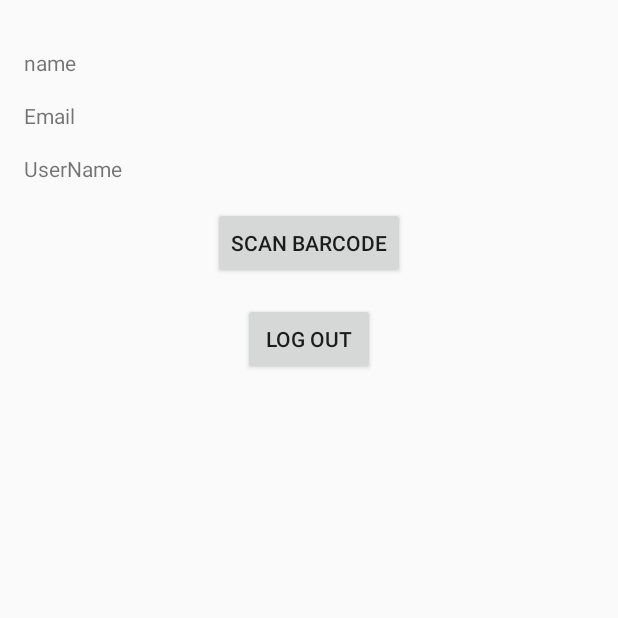
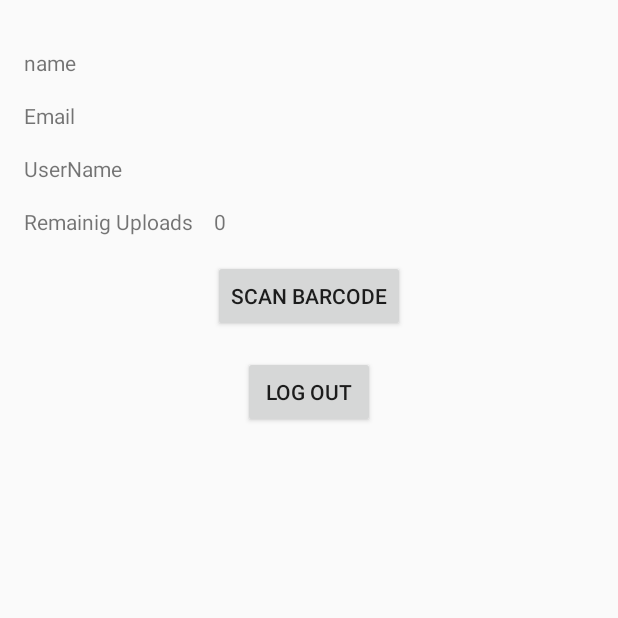
Before and after one commit to khowal/barcode, an Android app built with Jetpack Compose: the ProfileActivity3 screen opened directly, with no data from a screen before it, on a phone screen of 412 x 824 dp, the top half of it. Run offline under Robolectric (Android 15) with nearby library versions, the phone set to English and light mode, and no system bars.

Commit message:
image upload process after scanning the barcode with offline manage and count

```diff
--- a/app/build.gradle.kts
+++ b/app/build.gradle.kts
@@ -80,4 +80,9 @@ dependencies {
 
     // to make image circular and load online image url
     implementation ("io.coil-kt:coil:2.4.0")
+
+    implementation ("androidx.work:work-runtime-ktx:2.8.1")
+
+
+
 }
--- a/app/src/main/java/com/example/barcode/Screens/ProfileActivity2.kt
+++ b/app/src/main/java/com/example/barcode/Screens/ProfileActivity2.kt
@@ -5,7 +5,6 @@ import android.os.Bundle
 import android.widget.Button
 import android.widget.TextView
 import androidx.activity.enableEdgeToEdge
-import androidx.appcompat.app.AppCompatActivity
 import com.example.barcode.BaseActivity
 import com.example.barcode.R
 
--- a/app/src/main/java/com/example/barcode/Screens/ProfileActivity3.kt
+++ b/app/src/main/java/com/example/barcode/Screens/ProfileActivity3.kt
@@ -1,30 +1,63 @@
 package com.example.barcode.Screens
 
+import AppStrings
+import Commons.Companion.uploadData
 import MyDatabaseHelper
-import com.example.barcode.Storage.LocalStorage
 import android.annotation.SuppressLint
+import android.content.BroadcastReceiver
+import android.content.Context
 import android.content.Intent
+import android.content.IntentFilter
 import android.os.Bundle
+import android.util.Log
 import android.widget.Button
 import android.widget.TextView
 import androidx.activity.enableEdgeToEdge
+import androidx.localbroadcastmanager.content.LocalBroadcastManager
 import com.example.barcode.BaseActivity
 import com.example.barcode.MainActivity
 import com.example.barcode.R
+import com.example.barcode.Storage.LocalStorage
 
 class ProfileActivity3 : BaseActivity() {
 
     private lateinit var txtName: TextView
     private lateinit var txtEmail: TextView
     private lateinit var txtUserName: TextView
+    private lateinit var txtRemainingUploads: TextView
     private lateinit var btnLogOut: Button
     private lateinit var btnScanBarcode: Button
     var localStorage = LocalStorage()
+
+    var remainingUploads: String = ""
+
+    //
+    private lateinit var broadcastReceiver: BroadcastReceiver
 
 
     @SuppressLint("MissingSuperCall")
     override fun onBackPressed() {
 
+    }
+
+
+    fun updateRemainingCount() {
+        val dbHelper = MyDatabaseHelper(this)
+        remainingUploads = dbHelper.fetchRemainingUploads(false).size.toString()
+        txtRemainingUploads.text = remainingUploads
+    }
+
+
+    override fun onResume() {
+        super.onResume()
+        updateRemainingCount()
+        val intentFilter = IntentFilter(AppStrings.BROADCAST_UPDATE_UI)
+        LocalBroadcastManager.getInstance(this).registerReceiver(broadcastReceiver, intentFilter)
+    }
+
+    override fun onPause() {
+        super.onPause()
+        LocalBroadcastManager.getInstance(this).unregisterReceiver(broadcastReceiver)
     }
 
     override fun onCreate(savedInstanceState: Bundle?) {
@@ -39,10 +72,13 @@ class ProfileActivity3 : BaseActivity() {
         txtName = findViewById(R.id.txtName)
         txtEmail = findViewById(R.id.txtEmail)
         txtUserName = findViewById(R.id.txtUserName)
+        txtRemainingUploads = findViewById(R.id.txtRemainingUploads)
+        txtRemainingUploads.text = "0";
         btnLogOut = findViewById(R.id.btnLogOut)
         btnScanBarcode = findViewById(R.id.btnScanBarcode)
 
         var loginModel = localStorage.getLoginModel(this)
+
 
         loginModel?.let {
             txtName.text = it.data.name;
@@ -51,7 +87,6 @@ class ProfileActivity3 : BaseActivity() {
         }
 
         btnLogOut.setOnClickListener {
-
             // here we are clear data from SharedPreferences , local database and redirecting user to the main screen again
             val dbHelper = MyDatabaseHelper(this)
             dbHelper.clearTable()
@@ -66,6 +101,17 @@ class ProfileActivity3 : BaseActivity() {
             startActivity(intent)
         }
 
+        //
+
+        uploadData(this)
+
+        // Initialize the BroadcastReceiver
+        broadcastReceiver = object : BroadcastReceiver() {
+            override fun onReceive(context: Context?, intent: Intent?) {
+                updateRemainingCount()
+            }
+        }
+
     }
 
 
--- a/app/src/main/java/com/example/barcode/Screens/ScannerScreen.kt
+++ b/app/src/main/java/com/example/barcode/Screens/ScannerScreen.kt
@@ -167,7 +167,7 @@ class ScannerScreen : BaseActivity() {
     }
 
 
-    fun moveToDetailScreen(barcodeValue : String){
+    fun moveToDetailScreen(barcodeValue: String) {
         val intent = Intent(this, DataSubmitWithBarcode::class.java)
         intent.putExtra(AppStrings.INTENT_BARCODE, barcodeValue)
         someActivityResultLauncher.launch(intent)
--- a/app/src/main/java/com/example/barcode/Storage/MyDatabaseHelper.kt
+++ b/app/src/main/java/com/example/barcode/Storage/MyDatabaseHelper.kt
@@ -8,14 +8,14 @@ class MyDatabaseHelper(context: Context) :
     SQLiteOpenHelper(context, DATABASE_NAME, null, DATABASE_VERSION) {
 
     companion object {
-        private const val DATABASE_NAME = "example.db"
-        private const val DATABASE_VERSION = 1
-        private const val TABLE_NAME = "BarcodeData"
-        private const val COLUMN_ID = "id"
-        private const val COLUMN_USER_NAME = "user_name"
-        private const val COLUMN_USER_IMAGE_PATH = "user_image_path"
-        private const val COLUMN_USER_BARCODE = "user_barcode"
-        private const val COLUMN_STATUS = "status" // 1 - > Done , 0 -> remaining
+        const val DATABASE_NAME = "example.db"
+        const val DATABASE_VERSION = 1
+        const val TABLE_NAME = "BarcodeData"
+        const val COLUMN_ID = "id"
+        const val COLUMN_USER_NAME = "user_name"
+        const val COLUMN_USER_IMAGE_PATH = "user_image_path"
+        const val COLUMN_USER_BARCODE = "user_barcode"
+        const val COLUMN_STATUS = "status" // 1 - > Done , 0 -> remaining
     }
 
     override fun onCreate(db: SQLiteDatabase?) {
@@ -76,6 +76,49 @@ class MyDatabaseHelper(context: Context) :
     }
 
 
+    fun fetchRemainingUploads(isLimit: Boolean): List<Map<String, Any>> {
+        val db = readableDatabase
+        val cursor: Cursor
+        if (isLimit == true) {
+            cursor = db.rawQuery(
+                "SELECT * FROM $TABLE_NAME WHERE $COLUMN_STATUS = ? LIMIT 1", arrayOf("0")
+            )
+        } else {
+            cursor = db.rawQuery("SELECT * FROM $TABLE_NAME WHERE $COLUMN_STATUS = ?", arrayOf("0"))
+        }
+
+
+        val dataList = mutableListOf<Map<String, Any>>()
+
+        if (cursor.moveToFirst()) {
+            do {
+
+                val id = cursor.getInt(cursor.getColumnIndexOrThrow(COLUMN_ID))
+                val user_name = cursor.getString(cursor.getColumnIndexOrThrow(COLUMN_USER_NAME))
+                val image_path =
+                    cursor.getString(cursor.getColumnIndexOrThrow(COLUMN_USER_IMAGE_PATH))
+                val barcode = cursor.getString(cursor.getColumnIndexOrThrow(COLUMN_USER_BARCODE))
+                val status = cursor.getInt(cursor.getColumnIndexOrThrow(COLUMN_STATUS))
+
+
+                dataList.add(
+                    mapOf(
+                        COLUMN_ID to id,
+                        COLUMN_USER_NAME to user_name,
+                        COLUMN_USER_IMAGE_PATH to image_path,
+                        COLUMN_USER_BARCODE to barcode,
+                        COLUMN_STATUS to status,
+                    )
+                )
+            } while (cursor.moveToNext())
+        }
+
+        cursor.close() // Always close the cursor to avoid memory leaks
+        db.close()
+        return dataList
+    }
+
+
     fun clearTable() {
         val db = writableDatabase
         db.execSQL("DELETE FROM $TABLE_NAME")
--- a/app/src/main/java/com/example/barcode/Utils/AppStrings.kt
+++ b/app/src/main/java/com/example/barcode/Utils/AppStrings.kt
@@ -24,6 +24,9 @@ class AppStrings {
         //
         var INTENT_BARCODE = "intent_barcode"
 
+        //
+        var BROADCAST_UPDATE_UI = "com.barcode.update_count"
+
 
     }
 }
--- a/app/src/main/res/layout/activity_profile.xml
+++ b/app/src/main/res/layout/activity_profile.xml
@@ -68,6 +68,25 @@
             android:text="" />
     </LinearLayout>
 
+    <LinearLayout
+        android:layout_marginTop="16dp"
+        android:layout_width="match_parent"
+        android:layout_height="wrap_content">
+
+        <TextView
+            android:layout_width="match_parent"
+            android:layout_height="wrap_content"
+            android:layout_weight="2"
+            android:text="@string/remainin_uploads" />
+
+        <TextView
+            android:id="@+id/txtRemainingUploads"
+            android:layout_width="match_parent"
+            android:layout_height="wrap_content"
+            android:layout_weight="1"
+            android:text="" />
+    </LinearLayout>
+
 
     <Button
         android:id="@+id/btnScanBarcode"
--- a/app/src/main/res/values/strings.xml
+++ b/app/src/main/res/values/strings.xml
@@ -8,6 +8,7 @@
     <string name="setting">Settings</string>
     <string name="exit">exit</string>
     <string name="username">UserName</string>
+    <string name="remainin_uploads">Remainig Uploads</string>
     <string name="submit">Submit</string>
     <string name="scan_qr_code">Scan Barcode</string>
     <string name="barcode_scanner">Barcode Scanner</string>
@@ -18,6 +19,9 @@
     <string name="camera">Camera</string>
     <string name="gallery">Gallery</string>
     <string name="select_image_source">Select Image Source\n</string>
+    <string name="ok">Ok</string>
+    <string name="save">Save</string>
+    <string name="cancel">Cancel\n</string>
 
 
 </resources>
```
Also changed, not shown: app/src/main/AndroidManifest.xml (+31 -9 lines), app/src/main/java/com/example/barcode/Network/Controllers/ApiController.kt (+26 -16 lines), app/src/main/java/com/example/barcode/Receivers/BootBroadcastReceiver.kt (added, +15 -0 lines), app/src/main/java/com/example/barcode/Receivers/NetworkMonitor.kt (added, +46 -0 lines), app/src/main/java/com/example/barcode/Receivers/NetworkMonitoringService.kt (added, +61 -0 lines), app/src/main/java/com/example/barcode/Receivers/UploadWorker.kt (added, +27 -0 lines), app/src/main/java/com/example/barcode/Screens/DataSubmitWithBarcode.kt (+139 -34 lines), app/src/main/java/com/example/barcode/Utils/Commons.kt (+189 -1 lines).
